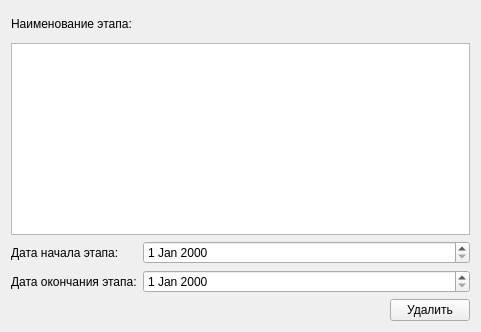
Old version of the form extra_widgets/stageredactor.ui in the repository aleksei-elyutin/priemka_table.
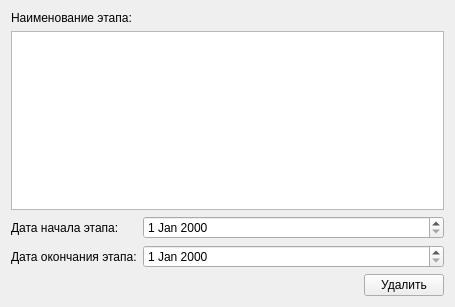
New version of the form.

The edit to the form file:
```diff
--- a/extra_widgets/stageredactor.ui
+++ b/extra_widgets/stageredactor.ui
@@ -6,8 +6,8 @@
    <rect>
     <x>0</x>
     <y>0</y>
-    <width>481</width>
-    <height>332</height>
+    <width>455</width>
+    <height>307</height>
    </rect>
   </property>
   <property name="sizePolicy">
```
